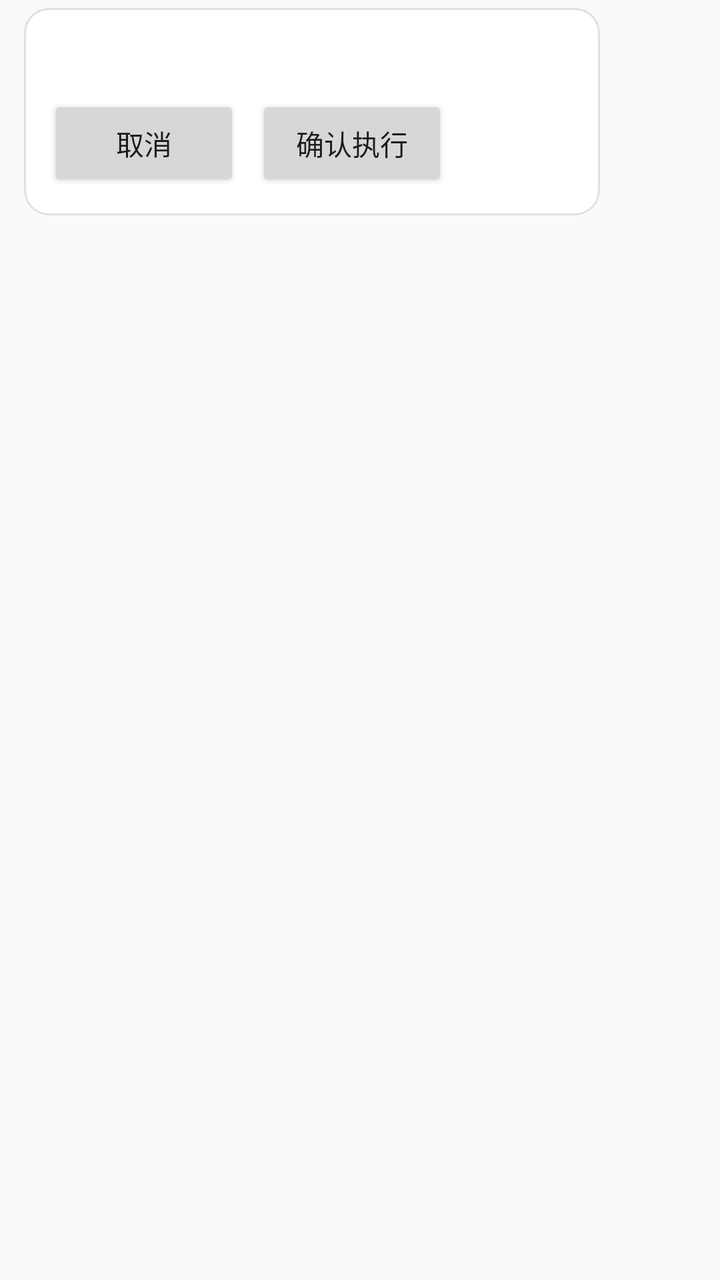
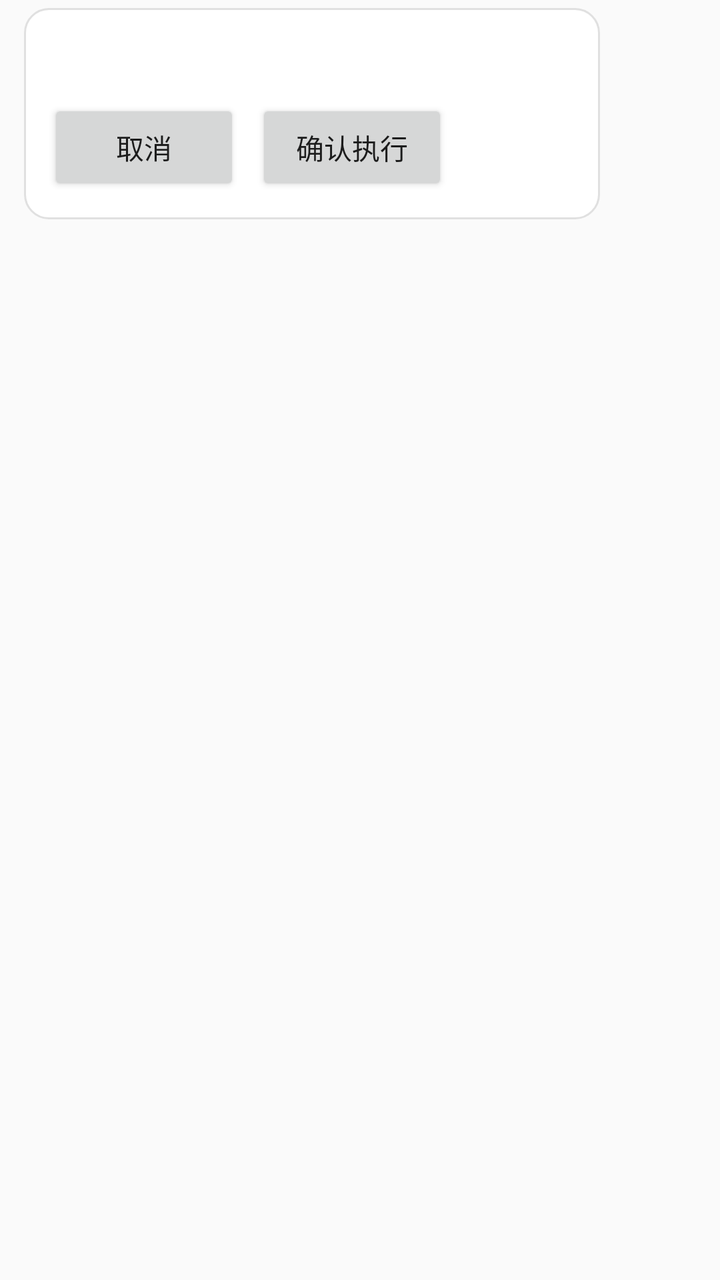

Compare the two renders of this Android layout. The source of the first and the diff that turns it into the second are given below.
<!-- AndroidManifest.xml: application theme Theme.IVAI -->
<!-- res/layout/item_chat_agent_confirmation.xml -->
<?xml version="1.0" encoding="utf-8"?>
<androidx.constraintlayout.widget.ConstraintLayout xmlns:android="http://schemas.android.com/apk/res/android"
    xmlns:app="http://schemas.android.com/apk/res-auto"
    android:layout_width="match_parent"
    android:layout_height="wrap_content">

    <LinearLayout
        android:id="@+id/confirmationCard"
        android:layout_width="0dp"
        android:layout_height="wrap_content"
        android:layout_marginStart="12dp"
        android:layout_marginTop="4dp"
        android:layout_marginEnd="48dp"
        android:layout_marginBottom="4dp"
        android:background="@drawable/bg_bubble_agent"
        android:orientation="vertical"
        android:padding="12dp"
        app:layout_constraintStart_toStartOf="parent"
        app:layout_constraintTop_toTopOf="parent"
        app:layout_constraintWidth_default="wrap"
        app:layout_constraintWidth_percent="0.8">

        <TextView
            android:id="@+id/confirmationText"
            android:layout_width="wrap_content"
            android:layout_height="wrap_content"
            android:textColor="@color/text_primary"
            android:textSize="16sp" />

        <LinearLayout
            android:layout_width="wrap_content"
            android:layout_height="wrap_content"
            android:layout_marginTop="10dp"
            android:orientation="horizontal">

            <Button
                android:id="@+id/cancelButton"
                android:layout_width="wrap_content"
                android:layout_height="wrap_content"
                android:minWidth="96dp"
                android:text="取消" />

            <Button
                android:id="@+id/confirmButton"
                android:layout_width="wrap_content"
                android:layout_height="wrap_content"
                android:layout_marginStart="8dp"
                android:minWidth="96dp"
                android:text="确认执行" />
        </LinearLayout>
    </LinearLayout>

</androidx.constraintlayout.widget.ConstraintLayout>
<!-- resources referenced by this layout -->
<resources>
  <color name="text_primary">#1A1A1A</color>
  <!-- drawable bg_bubble_agent (drawable) -->
  <?xml version="1.0" encoding="utf-8"?>
  <shape xmlns:android="http://schemas.android.com/apk/res/android" android:shape="rectangle">
      <solid android:color="@color/bubble_agent" />
      <stroke android:width="1dp" android:color="@color/bubble_border" />
      <corners android:radius="12dp" />
  </shape>
  <style name="Theme.IVAI" parent="android:Theme.Material.Light.DarkActionBar" />
  <color name="bubble_agent">#FFFFFF</color>
  <color name="bubble_border">#E0E0E0</color>
</resources>

<!-- the commit's change to res/layout/item_chat_agent_confirmation.xml (unified diff, before → after) -->
@@ -21,9 +21,23 @@
         app:layout_constraintWidth_percent="0.8">
 
         <TextView
+            android:id="@+id/tierBadge"
+            android:layout_width="wrap_content"
+            android:layout_height="wrap_content"
+            android:background="@drawable/bg_tier_badge"
+            android:paddingStart="6dp"
+            android:paddingTop="1dp"
+            android:paddingEnd="6dp"
+            android:paddingBottom="1dp"
+            android:textColor="@color/tier_badge_text"
+            android:textSize="11sp"
+            android:visibility="gone" />
+
+        <TextView
             android:id="@+id/confirmationText"
             android:layout_width="wrap_content"
             android:layout_height="wrap_content"
+            android:layout_marginTop="2dp"
             android:textColor="@color/text_primary"
             android:textSize="16sp" />
 
<!-- resource entries referenced after the edit -->
@@ -1,6 +1,7 @@
 <!-- resources referenced by this layout -->
 <resources>
   <color name="text_primary">#1A1A1A</color>
+  <color name="tier_badge_text">#546E7A</color>
   <!-- drawable bg_bubble_agent (drawable) -->
   <?xml version="1.0" encoding="utf-8"?>
   <shape xmlns:android="http://schemas.android.com/apk/res/android" android:shape="rectangle">
@@ -8,8 +9,20 @@
       <stroke android:width="1dp" android:color="@color/bubble_border" />
       <corners android:radius="12dp" />
   </shape>
+  <!-- drawable bg_tier_badge (drawable) -->
+  <?xml version="1.0" encoding="utf-8"?>
+  <shape xmlns:android="http://schemas.android.com/apk/res/android"
+      android:shape="rectangle">
+      <solid android:color="@color/tier_badge_bg" />
+      <corners android:radius="8dp" />
+      <stroke
+          android:width="1dp"
+          android:color="@color/tier_badge_border" />
+  </shape>
   <style name="Theme.IVAI" parent="android:Theme.Material.Light.DarkActionBar" />
   <color name="bubble_agent">#FFFFFF</color>
   <color name="bubble_border">#E0E0E0</color>
+  <color name="tier_badge_bg">#ECEFF1</color>
+  <color name="tier_badge_border">#B0BEC5</color>
 </resources>
 
